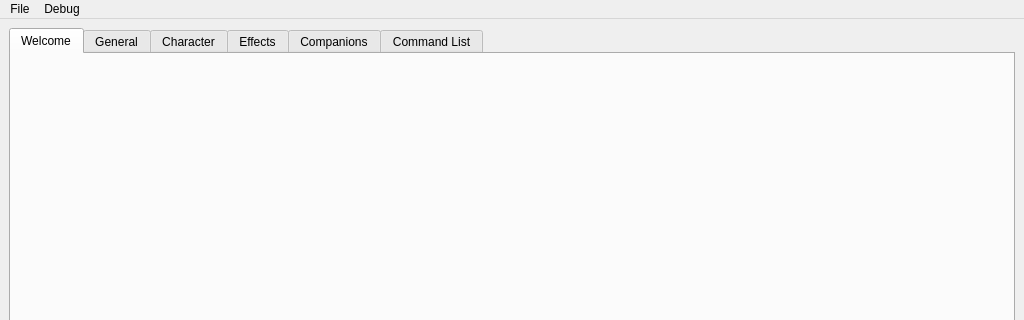
Before: the Qt Designer form gui-tool/ui/form.ui in headshot2017/smbzg-charloader, drawn with Qt 5; both pictures show x 0 to 1024 and y 0 to 320 of the 1024 by 934 pixel window.
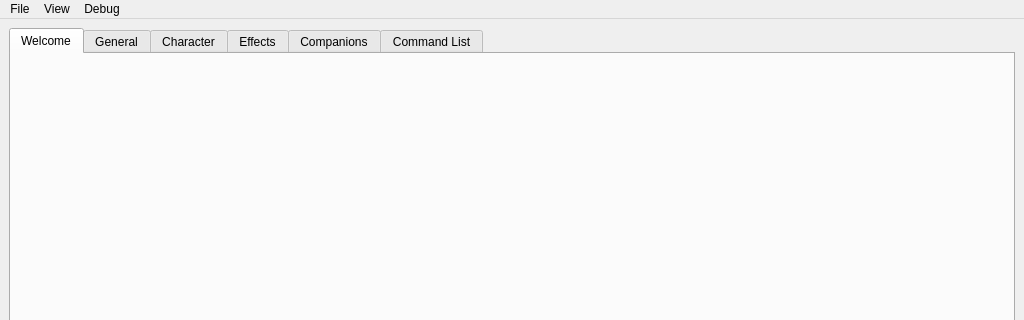
After: the same form once the commit is applied. Icons and pictures are not drawn. Custom widgets are drawn as their Qt base class.

Commit message:
gui-tool: allow toggling inactive puppets
disabled by default

```diff
--- a/gui-tool/ui/form.ui
+++ b/gui-tool/ui/form.ui
@@ -1013,7 +1013,14 @@
     </property>
     <addaction name="actionPrintJson"/>
    </widget>
+   <widget class="QMenu" name="menuView">
+    <property name="title">
+     <string>View</string>
+    </property>
+    <addaction name="actionInactivePuppets"/>
+   </widget>
    <addaction name="menuFile"/>
+   <addaction name="menuView"/>
    <addaction name="menuDebug"/>
   </widget>
   <widget class="QStatusBar" name="statusbar"/>
```
Left out of the diff: 8 changed lines with no effect on the pictures. The commit also changes 3 other files.
